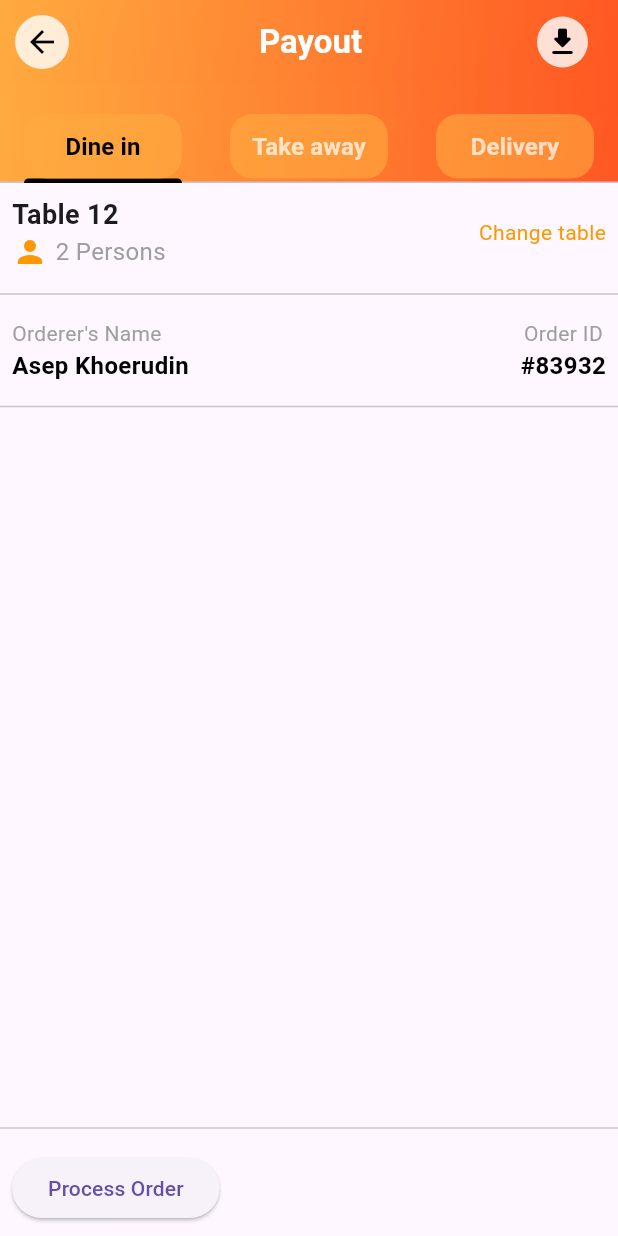
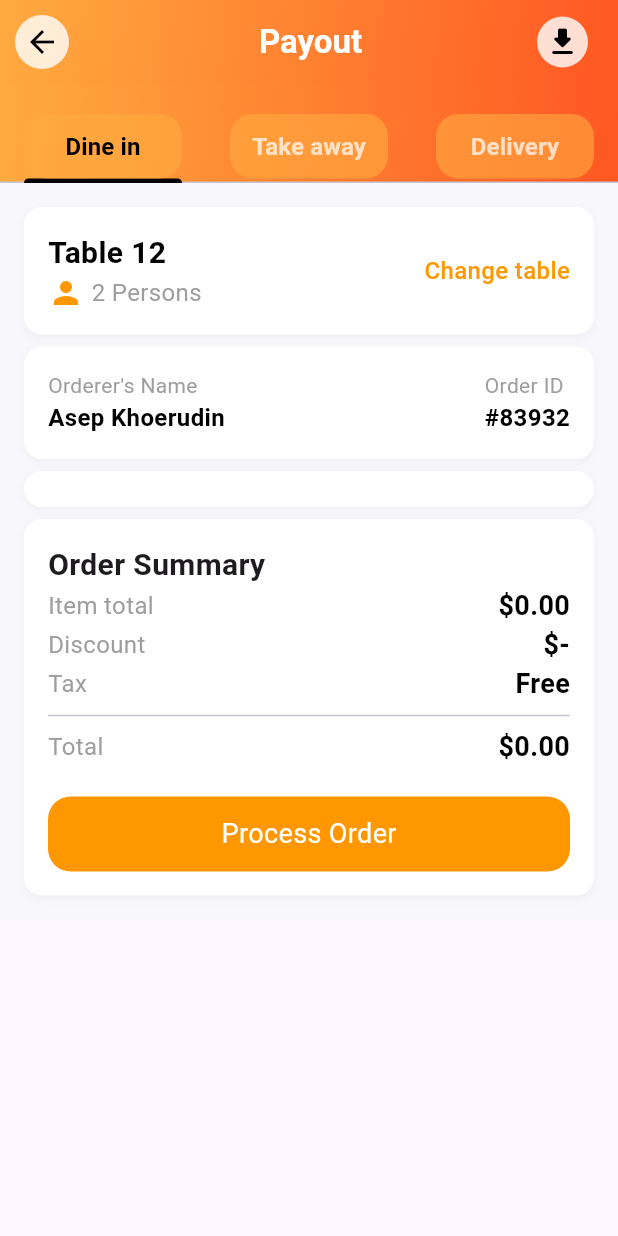
Before and after one commit to adnfutuh/kasir_app, a Flutter app: the OrderScreen screen opened by its route, on a phone screen of 412 x 824 dp. Run offline on Flutter 3.47's test engine with Material 3 defaults, Android fonts, the light colour scheme and no system bars; our stand-ins replace flutter_bloc, go_router.

Commit message:
refactor: fix code structure

```diff
--- a/lib/widgets/dinein.dart
+++ b/lib/widgets/dinein.dart
@@ -11,21 +11,75 @@ class DineInTab extends StatelessWidget {
   Widget build(BuildContext context) {
     return BlocBuilder<CartCubit, List<Item>>(
       builder: (context, cartItems) {
-        return Column(
+        double totalPrice = 0.0;
+        for (var item in cartItems) {
+          totalPrice += item.totalPrice;
+        }
+
+        return SingleChildScrollView(
+          child: Container(
+            padding: const EdgeInsets.all(16.0),
+            decoration: const BoxDecoration(
+              color: Color(0xFFF7F7FC),
+            ),
+            child: Column(
               crossAxisAlignment: CrossAxisAlignment.start,
               children: [
-            const Padding(
-              padding: EdgeInsets.all(8.0),
+                _buildTableInfo(),
+                _buildOrdererInfo(),
+                Container(
+                  margin: const EdgeInsets.symmetric(vertical: 8.0),
+                  padding: const EdgeInsets.all(12),
+                  decoration: BoxDecoration(
+                    color: Colors.white,
+                    borderRadius: BorderRadius.circular(12),
+                    boxShadow: [
+                      BoxShadow(
+                        color: Colors.grey.withOpacity(0.1),
+                        blurRadius: 4,
+                        offset: const Offset(0, 2),
+                      ),
+                    ],
+                  ),
+                  child: _buildItemList(cartItems),
+                ),
+                _buildOrderSummary(totalPrice, cartItems),
+              ],
+            ),
+          ),
+        );
+      },
+    );
+  }
+
+  Widget _buildTableInfo() {
+    return Container(
+      padding: const EdgeInsets.all(16.0),
+      margin: const EdgeInsets.only(bottom: 8),
+      decoration: BoxDecoration(
+        color: Colors.white,
+        borderRadius: BorderRadius.circular(12),
+        boxShadow: [
+          BoxShadow(
+            color: Colors.grey.withOpacity(0.1),
+            blurRadius: 4,
+            offset: const Offset(0, 2),
+          ),
+        ],
+      ),
       child: Row(
         mainAxisAlignment: MainAxisAlignment.spaceBetween,
         children: [
-                  Column(
+          const Column(
             crossAxisAlignment: CrossAxisAlignment.start,
             children: [
               Text(
                 'Table 12',
                 style: TextStyle(
-                            fontSize: 18, fontWeight: FontWeight.bold),
+                  fontSize: 20,
+                  fontWeight: FontWeight.bold,
+                  color: Colors.black,
+                ),
               ),
               Row(
                 children: [
@@ -46,89 +100,104 @@ class DineInTab extends StatelessWidget {
               ),
             ],
           ),
-                  Text('Change table', style: TextStyle(color: Colors.orange))
+          GestureDetector(
+            onTap: () {},
+            child: const Text(
+              'Change table',
+              style: TextStyle(
+                fontSize: 16,
+                fontWeight: FontWeight.w500,
+                color: Colors.orange,
+              ),
+            ),
+          ),
         ],
       ),
+    );
+  }
+
+  Widget _buildOrdererInfo() {
+    return Container(
+      padding: const EdgeInsets.all(16.0),
+      decoration: BoxDecoration(
+        color: Colors.white,
+        borderRadius: BorderRadius.circular(12),
+        boxShadow: [
+          BoxShadow(
+            color: Colors.grey.withOpacity(0.1),
+            blurRadius: 4,
+            offset: const Offset(0, 2),
           ),
-            const Divider(),
-            const Padding(
-              padding: EdgeInsets.all(8.0),
+        ],
+      ),
       child: Row(
         mainAxisAlignment: MainAxisAlignment.spaceBetween,
         children: [
-                  Column(
+          _buildOrdererColumn('Orderer\'s Name', 'Asep Khoerudin'),
+          _buildOrdererColumn('Order ID', '#83932'),
+        ],
+      ),
+    );
+  }
+
+  Widget _buildOrdererColumn(String title, String value) {
+    return Column(
       crossAxisAlignment: CrossAxisAlignment.start,
       children: [
         Text(
-                        'Orderer\'s Name',
-                        style: TextStyle(
+          title,
+          style: const TextStyle(
             fontSize: 14,
             fontWeight: FontWeight.w400,
             color: Colors.grey,
           ),
         ),
         Text(
-                        'Asep Khoerudin',
-                        style: TextStyle(
+          value,
+          style: const TextStyle(
             fontSize: 16,
             fontWeight: FontWeight.w600,
             color: Colors.black,
           ),
-                      )
-                    ],
-                  ),
-                  Column(
-                    children: [
-                      Text(
-                        'Order ID',
-                        style: TextStyle(
-                          fontSize: 14,
-                          fontWeight: FontWeight.w400,
-                          color: Colors.grey,
-                        ),
-                      ),
-                      Text(
-                        '#83932',
-                        style: TextStyle(
-                          fontSize: 16,
-                          fontWeight: FontWeight.w600,
-                          color: Colors.black,
-                        ),
-                      )
-                    ],
         ),
       ],
-              ),
-            ),
-            const Divider(),
-            Expanded(
-              child: ListView.builder(
+    );
+  }
+
+  Widget _buildItemList(List<Item> cartItems) {
+    return ListView.builder(
+      shrinkWrap: true,
+      physics: const NeverScrollableScrollPhysics(),
       itemCount: cartItems.length,
       itemBuilder: (context, index) {
         final item = cartItems[index];
+
+        if (item.quantity == 0) {
+          return const SizedBox.shrink();
+        }
+
         return Padding(
-                    padding: const EdgeInsets.symmetric(
-                        vertical: 8.0, horizontal: 10),
+          padding: const EdgeInsets.symmetric(vertical: 10),
           child: Row(
             children: [
               Container(
-                          padding: const EdgeInsets.all(3),
+                padding: const EdgeInsets.all(5),
                 decoration: BoxDecoration(
-                            border: Border.all(color: Colors.grey),
-                            shape: BoxShape.circle,
+                  border: Border.all(color: Colors.grey.shade300),
+                  borderRadius: BorderRadius.circular(5),
                 ),
                 child: Text(
                   'x${item.quantity}',
-                            style: const TextStyle(
-                                fontSize: 14, color: Colors.black),
+                  style: const TextStyle(fontSize: 14, color: Colors.black),
                 ),
               ),
+              const SizedBox(width: 12),
               Image.asset(
                 item.imageUrl,
                 height: 60,
                 fit: BoxFit.cover,
               ),
-                        const SizedBox(width: 8),
+              const SizedBox(width: 12),
               Expanded(
                 child: Column(
                   crossAxisAlignment: CrossAxisAlignment.start,
@@ -138,45 +207,104 @@ class DineInTab extends StatelessWidget {
                       style: const TextStyle(
                         fontSize: 16,
                         fontWeight: FontWeight.bold,
+                        color: Colors.black,
                       ),
                     ),
                     Text(
                       item.category.title,
                       style: const TextStyle(
-                                    fontSize: 14, color: Colors.grey),
+                        fontSize: 14,
+                        color: Colors.grey,
+                      ),
                     ),
                   ],
                 ),
               ),
-                        const SizedBox(width: 8),
+              const SizedBox(width: 12),
               Text(
                 '\$${item.price.toStringAsFixed(2)}',
                 style: const TextStyle(
                   fontSize: 16,
                   fontWeight: FontWeight.bold,
+                  color: Colors.black,
                 ),
               ),
             ],
           ),
         );
       },
+    );
+  }
+
+  Widget _buildOrderSummary(double totalPrice, List<Item> cartItems) {
+    return Container(
+      padding: const EdgeInsets.all(16.0),
+      decoration: BoxDecoration(
+        color: Colors.white,
+        borderRadius: BorderRadius.circular(12),
+        boxShadow: [
+          BoxShadow(
+            color: Colors.grey.withOpacity(0.1),
+            blurRadius: 4,
+            offset: const Offset(0, 2),
+          ),
+        ],
+      ),
+      child: Column(
+        crossAxisAlignment: CrossAxisAlignment.start,
+        children: [
+          const Text(
+            'Order Summary',
+            style: TextStyle(fontSize: 20, fontWeight: FontWeight.bold),
+          ),
+          _buildSummaryRow('Item total', '\$${totalPrice.toStringAsFixed(2)}'),
+          _buildSummaryRow('Discount', '\$-'),
+          _buildSummaryRow('Tax', 'Free'),
+          const Divider(),
+          _buildSummaryRow('Total', '\$${totalPrice.toStringAsFixed(2)}'),
+          const SizedBox(height: 20),
+          GestureDetector(
+            onTap: () {},
+            child: Container(
+              height: 50,
+              decoration: BoxDecoration(
+                color: Colors.orange,
+                borderRadius: BorderRadius.circular(15),
+              ),
+              child: const Center(
+                child: Text(
+                  'Process Order',
+                  style: TextStyle(fontSize: 18, color: Colors.white),
                 ),
               ),
-            const Divider(),
-            Padding(
-              padding: const EdgeInsets.all(8.0),
-              child: ElevatedButton(
-                onPressed: () {
-                  ScaffoldMessenger.of(context).showSnackBar(
-                    const SnackBar(content: Text('Dine In order processed!')),
+            ),
+          ),
+        ],
+      ),
     );
-                },
-                child: const Text('Process Order'),
+  }
+
+  Widget _buildSummaryRow(String label, String value) {
+    return Row(
+      mainAxisAlignment: MainAxisAlignment.spaceBetween,
+      children: [
+        Text(
+          label,
+          style: const TextStyle(
+            fontSize: 16,
+            fontWeight: FontWeight.w400,
+            color: Colors.grey,
+          ),
+        ),
+        Text(
+          value,
+          style: const TextStyle(
+            fontSize: 18,
+            fontWeight: FontWeight.w600,
+            color: Colors.black,
           ),
         ),
       ],
     );
-      },
-    );
   }
 }
```
Lines whose indentation alone changed are shown as unchanged.
